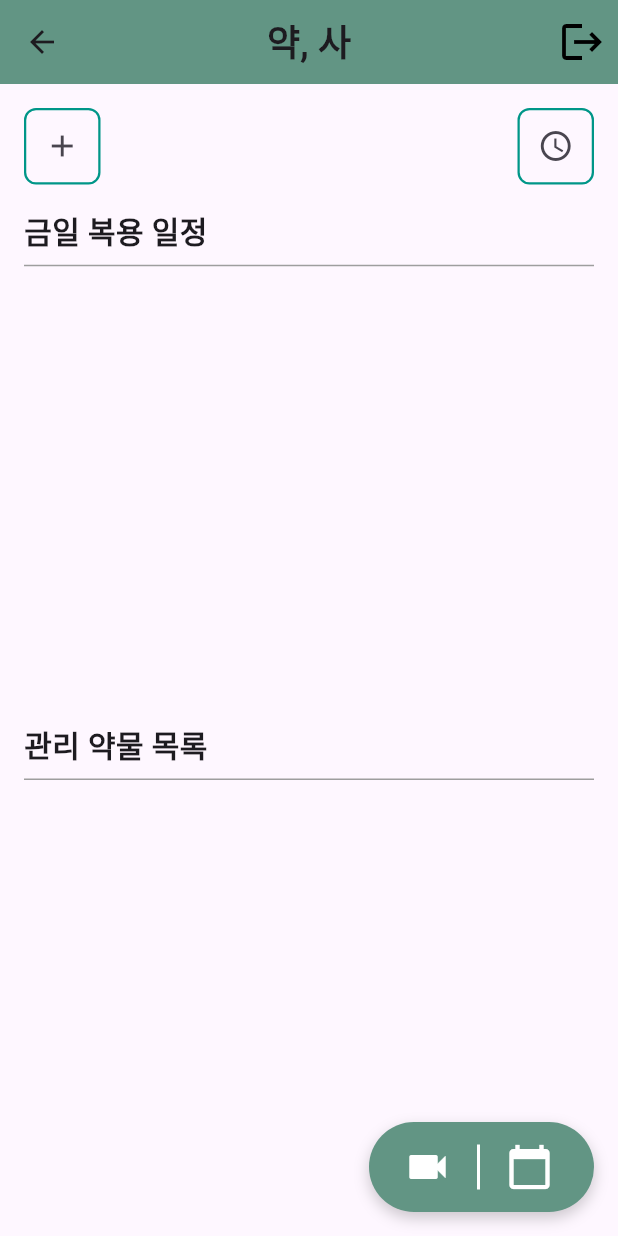
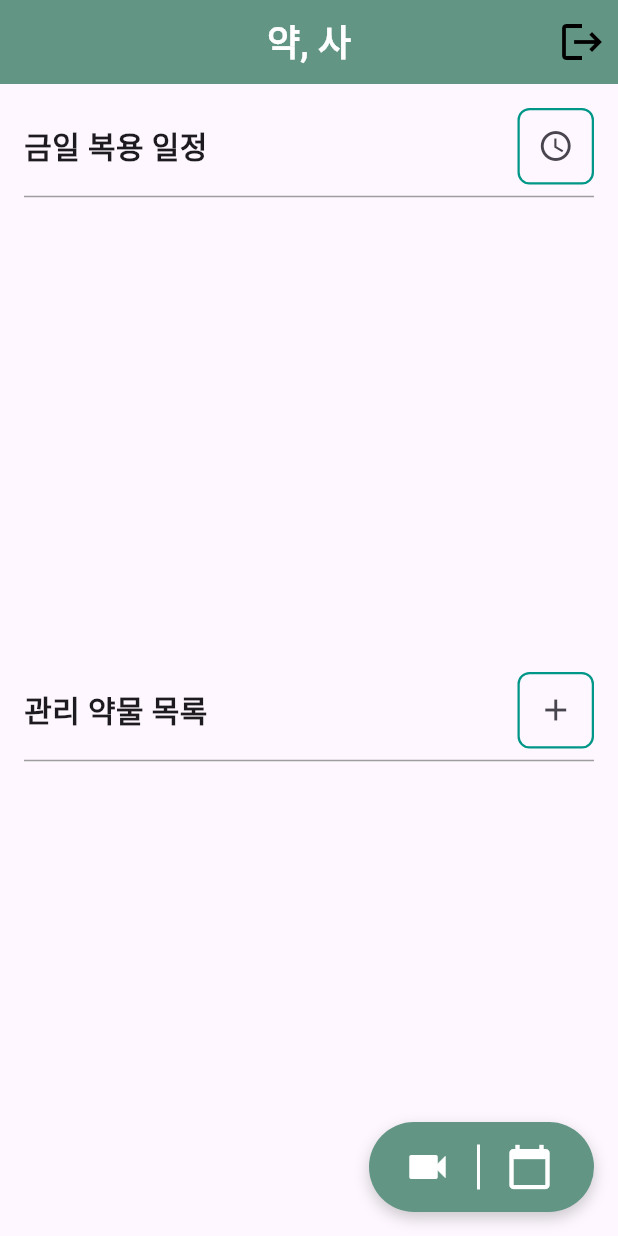
Before and after one commit to YagSa/YagSa-FE, a Flutter app: the HomePage screen opened directly, on a phone screen of 412 x 824 dp. Run offline on Flutter 3.47's test engine with Material 3 defaults, Android fonts, the phone set to English and light mode, and no system bars; our stand-ins replace cloud_firestore, firebase_auth, firebase_core, firebase_storage, image_picker, table_calendar; accounts and stored records are empty; Roboto replaces fonts that are missing (Pretendard); project files that could hold a hidden picture were left out.

Commit message:
Changed icons into right place. Changed Title color. Fixed back button to login page.

```diff
--- a/lib/home.dart
+++ b/lib/home.dart
@@ -22,7 +22,6 @@ class _HomePageState extends State<HomePage> {
   @override
   void initState() {
     super.initState();
-    // Load medication and schedule data from Firebase when the HomePage is initialized
     Provider.of<MedicationInfoProvider>(context, listen: false).loadFromFirebase();
     Provider.of<ScheduleProvider>(context, listen: false).loadSchedulesFromFirebase();
   }
@@ -35,11 +34,13 @@ class _HomePageState extends State<HomePage> {
     return Scaffold(
       appBar: AppBar(
         centerTitle: true,
+        automaticallyImplyLeading: false, // 뒤로가기 버튼 제거
         title: const Text(
           '약, 사',
           style: TextStyle(
             fontSize: 24,
             fontWeight: FontWeight.bold,
+            color: Colors.white, // 흰색으로 변경
           ),
         ),
         actions: [
@@ -61,31 +62,15 @@ class _HomePageState extends State<HomePage> {
         child: Column(
           crossAxisAlignment: CrossAxisAlignment.start,
           children: [
-            // Row containing Add Medication and Add Schedule buttons
+            // "금일 복용 일정" section
             Row(
               mainAxisAlignment: MainAxisAlignment.spaceBetween,
               children: [
-                // Add Medication button
-                Container(
-                  decoration: BoxDecoration(
-                    border: Border.all(color: Colors.teal, width: 1.5),
-                    borderRadius: BorderRadius.circular(8.0),
-                  ),
-                  child: IconButton(
-                    icon: const Icon(Icons.add),
-                    onPressed: () async {
-                      // Clear existing data to make sure a new medication can be added
-                      Provider.of<MedicationInfoProvider>(context, listen: false).clearData();
-                      await Navigator.push(
-                        context,
-                        MaterialPageRoute(
-                          builder: (context) => const EditAllInfoPage(isNewMedication: true),
-                        ),
-                      );
-                    },
-                  ),
+                const Text(
+                  '금일 복용 일정',
+                  style: TextStyle(fontSize: 20, fontWeight: FontWeight.bold),
                 ),
-                // Add Schedule button
+                // 시계 아이콘 버튼
                 Container(
                   decoration: BoxDecoration(
                     border: Border.all(color: Colors.teal, width: 1.5),
@@ -113,24 +98,15 @@ class _HomePageState extends State<HomePage> {
                 ),
               ],
             ),
-            const SizedBox(height: 16),
-
-            // "금일 복용 일정" section
-            const Text(
-              '금일 복용 일정',
-              style: TextStyle(fontSize: 20, fontWeight: FontWeight.bold),
-            ),
             const Divider(thickness: 1, color: Colors.grey), // Divider line
             const SizedBox(height: 8),
-
-            // Separate scrolling for today's schedule
             Expanded(
               child: ListView.builder(
                 itemCount: scheduleProvider.schedules.length,
                 itemBuilder: (context, index) {
                   final schedule = scheduleProvider.schedules[index];
                   return Dismissible(
-                    key: Key(schedule['id']), // Unique key for each schedule
+                    key: Key(schedule['id']),
                     background: Container(
                       color: Colors.red,
                       alignment: Alignment.centerRight,
@@ -141,7 +117,7 @@ class _HomePageState extends State<HomePage> {
                     onDismissed: (direction) {
                       Provider.of<ScheduleProvider>(context, listen: false).deleteSchedule(schedule['id']);
                       ScaffoldMessenger.of(context).showSnackBar(
-                        const SnackBar(content: Text('알림 시간이 삭제되었습니다')), // Notification time has been deleted
+                        const SnackBar(content: Text('알림 시간이 삭제되었습니다')),
                       );
                     },
                     child: buildAlarmTile(
@@ -156,18 +132,39 @@ class _HomePageState extends State<HomePage> {
                 },
               ),
             ),
-
             const SizedBox(height: 16),
 
             // "관리 약물 목록" section
-            const Text(
-              '관리 약물 목록',
-              style: TextStyle(fontSize: 20, fontWeight: FontWeight.bold),
+            Row(
+              mainAxisAlignment: MainAxisAlignment.spaceBetween,
+              children: [
+                const Text(
+                  '관리 약물 목록',
+                  style: TextStyle(fontSize: 20, fontWeight: FontWeight.bold),
+                ),
+                // '+' 버튼
+                Container(
+                  decoration: BoxDecoration(
+                    border: Border.all(color: Colors.teal, width: 1.5),
+                    borderRadius: BorderRadius.circular(8.0),
+                  ),
+                  child: IconButton(
+                    icon: const Icon(Icons.add),
+                    onPressed: () async {
+                      Provider.of<MedicationInfoProvider>(context, listen: false).clearData();
+                      await Navigator.push(
+                        context,
+                        MaterialPageRoute(
+                          builder: (context) => const EditAllInfoPage(isNewMedication: true),
+                        ),
+                      );
+                    },
+                  ),
+                ),
+              ],
             ),
-            const Divider(thickness: 1, color: Colors.grey), // Divider line
+            const Divider(thickness: 1, color: Colors.grey),
             const SizedBox(height: 8),
-
-            // Separate scrolling for medication list
             Expanded(
               child: ListView.builder(
                 itemCount: medicationProvider.medications.length,
@@ -178,7 +175,6 @@ class _HomePageState extends State<HomePage> {
                     medication['usageDuration'],
                     medication['additionalInfo'],
                     onTap: () {
-                      // Navigate to MedicationInfoPage to edit existing medication
                       Navigator.push(
                         context,
                         MaterialPageRoute(
@@ -196,12 +192,11 @@ class _HomePageState extends State<HomePage> {
           ],
         ),
       ),
-      floatingActionButton: buildCustomButton(context), // Corrected position of custom button
+      floatingActionButton: buildCustomButton(context),
       floatingActionButtonLocation: FloatingActionButtonLocation.endFloat,
     );
   }
 
-  // Widget to build each alarm tile
   Widget buildAlarmTile(String time, String description, bool isActive, Function(bool) onChanged) {
     return Card(
       child: ListTile(
@@ -218,7 +213,6 @@ class _HomePageState extends State<HomePage> {
     );
   }
 
-  // Widget to build each medication tile
   Widget buildMedicationTile(String name, String usageDuration, String additionalInfo, {required VoidCallback onTap}) {
     return Card(
       child: ListTile(
@@ -233,13 +227,12 @@ class _HomePageState extends State<HomePage> {
   }
 }
 
-// Custom button for camera & calendar
 Widget buildCustomButton(BuildContext context) {
   return Container(
-    width: 150, // Button container width
+    width: 150,
     height: 60,
     decoration: BoxDecoration(
-      color: const Color.fromRGBO(98, 149, 132, 1), // Green background
+      color: const Color.fromRGBO(98, 149, 132, 1),
       borderRadius: BorderRadius.circular(30),
       boxShadow: [
         BoxShadow(
```
